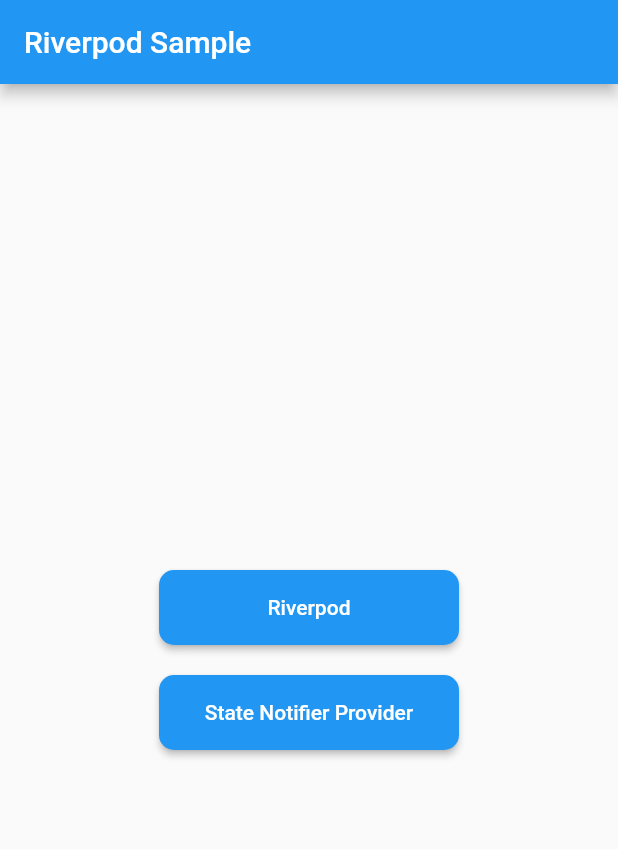
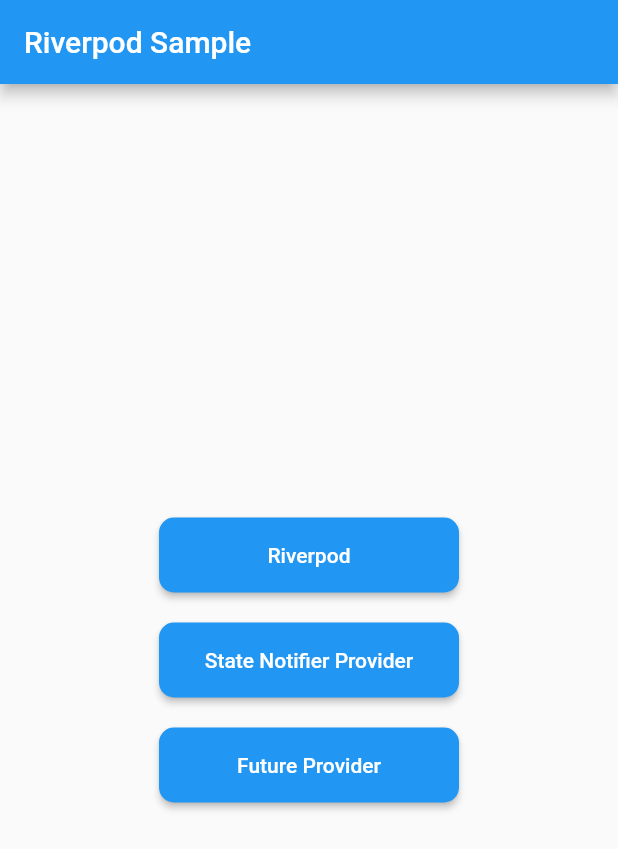
Before and after one commit to nakamurakzz/flutter-riverpod, a Flutter app: the screen it shows after launch, on a phone screen of 412 x 824 dp. Shown: the top 849 px of the screen. Run offline on Flutter 3.47's test engine with Material 2 defaults, Android fonts, the phone set to English and light mode, and no system bars; our stand-ins replace flutter_riverpod.

Commit message:
StreamProvider

```diff
--- a/riverpod_sample/lib/main.dart
+++ b/riverpod_sample/lib/main.dart
@@ -1,5 +1,6 @@
 import 'package:flutter/material.dart';
 import 'package:flutter_riverpod/flutter_riverpod.dart';
+import 'package:riverpod_sample/pages/future_stream_provider_page.dart';
 import 'package:riverpod_sample/pages/riverpod_page.dart';
 import 'package:riverpod_sample/pages/state_notifier_provider_page.dart';
 
@@ -23,6 +24,8 @@ class MyApp extends StatelessWidget {
         '/riverpod': (context) => RiverpodPage(title: 'Flutter Demo Home Page'),
         '/state-notifier-provider': (context) =>
             StateNotifierProviderPage(title: 'State Notifier Provider'),
+        '/future-provider': (context) =>
+            FutureProviderPage(title: 'Flutter Demo Home Page'),
       },
       initialRoute: '/',
     );
@@ -66,6 +69,19 @@ class HomePage extends StatelessWidget {
               ),
               child: const Text('State Notifier Provider'),
             ),
+            const SizedBox(height: 20),
+            ElevatedButton(
+              onPressed: () {
+                Navigator.pushNamed(context, '/future-provider');
+              },
+              style: ElevatedButton.styleFrom(
+                shape: const RoundedRectangleBorder(
+                  borderRadius: BorderRadius.all(Radius.circular(10)),
+                ),
+                minimumSize: const Size(200, 50),
+              ),
+              child: const Text('Future Provider'),
+            ),
           ],
         ),
       ),
```
Also changed, not shown: riverpod_sample/lib/pages/future_stream_provider_page.dart (added, +44 -0 lines).
